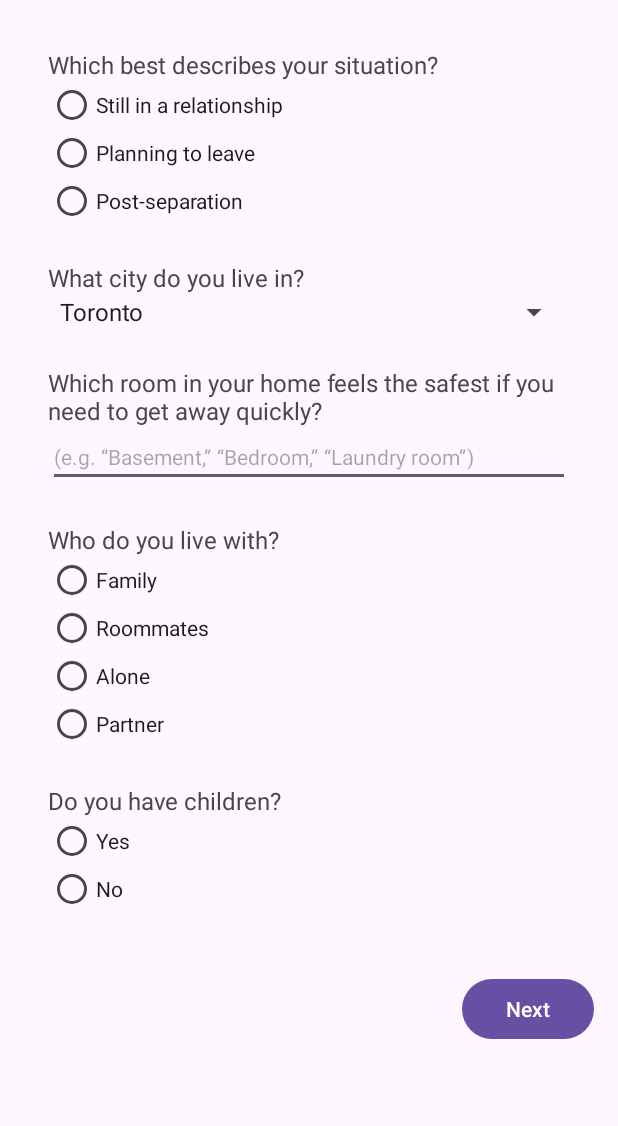
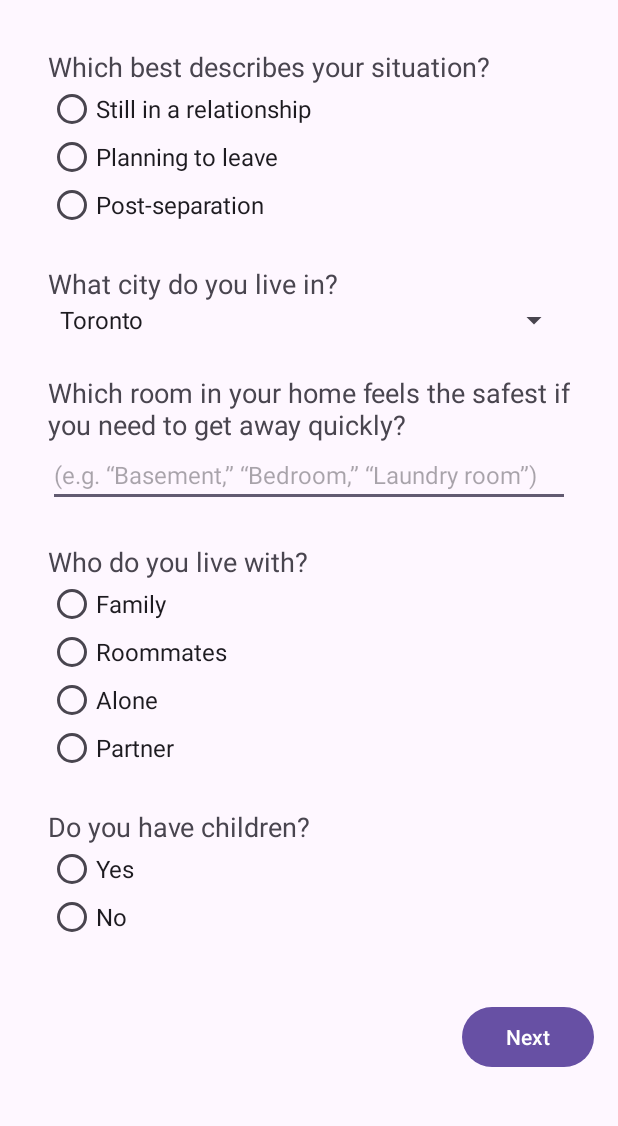
Before and after one commit to 6Beaming/ProjectB07, an Android app: the screen it shows after launch (MainActivity), on a phone screen of 412 x 824 dp, the part 29-1155 px from its top. Run offline under Robolectric (Android 15) with nearby library versions, the phone set to English and light mode, and no system bars; our stand-ins replace Firebase (no records; nobody signed in at launch, a user with empty details on screens opened directly).

Commit message:
chore: change font size back

```diff
--- a/app/src/main/java/com/group15/b07project/QuestionnaireFragment.java
+++ b/app/src/main/java/com/group15/b07project/QuestionnaireFragment.java
@@ -274,7 +274,7 @@ public class QuestionnaireFragment extends Fragment {
         // Add the question label
         TextView tv = new TextView(getContext());
         tv.setText(q.text);
-        tv.setTextSize(TypedValue.COMPLEX_UNIT_SP, 16f); // set question font size to 16sp
+        tv.setTextSize(TypedValue.COMPLEX_UNIT_SP, 18f); // set question font size to 18sp
         wrap.addView(tv);
         // add input view
         if ("single".equals(q.type) || "single+text".equals(q.type)) {
@@ -303,7 +303,7 @@ public class QuestionnaireFragment extends Fragment {
         for (String opt : q.options) {
             RadioButton rb = new RadioButton(getContext());
             rb.setText(opt);
-            rb.setTextSize(TypedValue.COMPLEX_UNIT_SP, 14f); // set font size to 14 sp
+            rb.setTextSize(TypedValue.COMPLEX_UNIT_SP, 16f); // set font size to 16 sp
             if (opt.equals(saved)) rb.setChecked(true);
             rg.addView(rb);
         }
@@ -323,7 +323,7 @@ public class QuestionnaireFragment extends Fragment {
         if ("single+text".equals(q.type)) {
             EditText et = new EditText(getContext());
             et.setHint(q.followupTextPrompt);
-            et.setTextSize(TypedValue.COMPLEX_UNIT_SP, 14f); // set prompt font size to 14sp
+            et.setTextSize(TypedValue.COMPLEX_UNIT_SP, 16f); // set prompt font size to 16sp
             et.setTag(q.id + "_text");
             Object prev = answers.get(q.id + "_text");
             if (prev != null) et.setText(prev.toString());
@@ -343,7 +343,7 @@ public class QuestionnaireFragment extends Fragment {
         for (String opt : q.options) {
             CheckBox cb = new CheckBox(getContext());
             cb.setText(opt);
-            cb.setTextSize(TypedValue.COMPLEX_UNIT_SP, 14f); // set font size to 14 sp
+            cb.setTextSize(TypedValue.COMPLEX_UNIT_SP, 16f); // set font size to 16 sp
             if (saved != null && saved.contains(opt)) cb.setChecked(true);
             cb.setOnCheckedChangeListener((b,chk) -> {
                 List<String> list = new ArrayList<>();
@@ -381,7 +381,7 @@ public class QuestionnaireFragment extends Fragment {
     private EditText createText(Question q) {
         EditText et = new EditText(getContext());
         et.setHint(q.followupTextPrompt);
-        et.setTextSize(TypedValue.COMPLEX_UNIT_SP, 14f); // set prompt font size to 14sp
+        et.setTextSize(TypedValue.COMPLEX_UNIT_SP, 16f); // set prompt font size to 16sp
         if ("date".equals(q.type))
             et.setInputType(InputType.TYPE_CLASS_DATETIME);  // change the keyboard layout to digits
         Object txt=answers.get(q.id);
```
